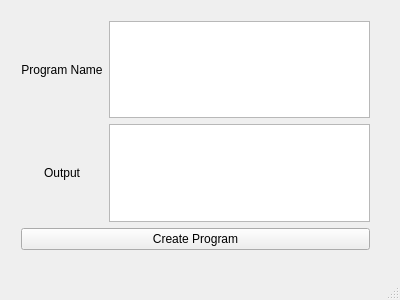
This is Protobyte/ProtoCreator/ProtoCreator/protocreator.ui in irajgreenberg/Protobyte_0.1.5_quark as Qt 5 draws it before an edit. The edited form follows.
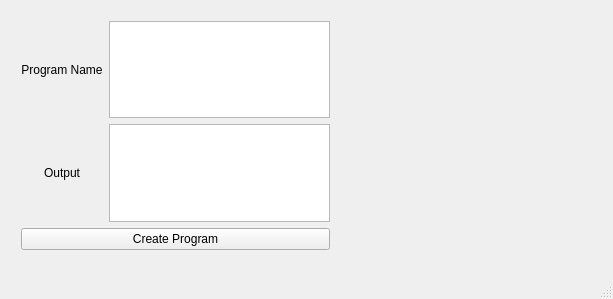
This is the edited form. Icons and pictures are not drawn.

Commit message: Added picture of cube drawn using Protobyte to ProtoCreator widget.

The edit to the form file:
```diff
--- a/Protobyte/ProtoCreator/ProtoCreator/protocreator.ui
+++ b/Protobyte/ProtoCreator/ProtoCreator/protocreator.ui
@@ -6,8 +6,8 @@
    <rect>
     <x>0</x>
     <y>0</y>
-    <width>400</width>
-    <height>300</height>
+    <width>613</width>
+    <height>299</height>
    </rect>
   </property>
   <property name="windowTitle">
@@ -19,7 +19,7 @@
      <rect>
       <x>10</x>
       <y>10</y>
-      <width>371</width>
+      <width>331</width>
       <height>251</height>
      </rect>
     </property>
@@ -65,6 +65,25 @@
      </item>
     </layout>
    </widget>
+   <widget class="QLabel" name="cubePic">
+    <property name="geometry">
+     <rect>
+      <x>350</x>
+      <y>10</y>
+      <width>251</width>
+      <height>251</height>
+     </rect>
+    </property>
+    <property name="text">
+     <string/>
+    </property>
+    <property name="pixmap">
+     <pixmap>../Widget/ProtoCube_SMU.png</pixmap>
+    </property>
+    <property name="scaledContents">
+     <bool>true</bool>
+    </property>
+   </widget>
   </widget>
   <widget class="QStatusBar" name="statusBar"/>
  </widget>
```
The commit also changes 5 other files.
